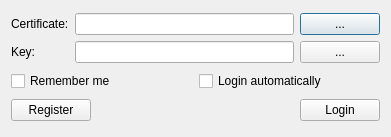
Qt form src/login_dialog.ui (avplayer/avim) before a commit.
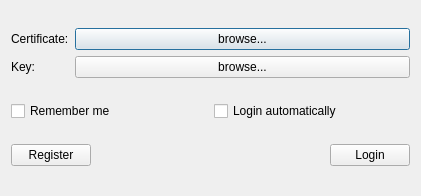
The same form after that commit.

```diff
--- a/src/login_dialog.ui
+++ b/src/login_dialog.ui
@@ -9,10 +9,16 @@
    <rect>
     <x>0</x>
     <y>0</y>
-    <width>391</width>
-    <height>137</height>
+    <width>421</width>
+    <height>196</height>
    </rect>
   </property>
+  <property name="minimumSize">
+   <size>
+    <width>1</width>
+    <height>1</height>
+   </size>
+  </property>
   <property name="windowTitle">
    <string>Login</string>
   </property>
@@ -22,15 +28,27 @@
   <layout class="QVBoxLayout" name="verticalLayout">
    <item>
     <layout class="QGridLayout" name="gridLayout">
-     <item row="0" column="2">
-      <widget class="QPushButton" name="browse_cert_button">
+     <item row="0" column="1">
+      <widget class="QPushButton" name="cert_path">
+       <property name="sizePolicy">
+        <sizepolicy hsizetype="Expanding" vsizetype="Fixed">
+         <horstretch>0</horstretch>
+         <verstretch>0</verstretch>
+        </sizepolicy>
+       </property>
        <property name="text">
-        <string>...</string>
+        <string>browse...</string>
        </property>
       </widget>
      </item>
      <item row="1" column="0">
       <widget class="QLabel" name="label_2">
+       <property name="sizePolicy">
+        <sizepolicy hsizetype="Minimum" vsizetype="Preferred">
+         <horstretch>0</horstretch>
+         <verstretch>0</verstretch>
+        </sizepolicy>
+       </property>
        <property name="text">
         <string>Key:</string>
        </property>
@@ -40,30 +58,29 @@
       </widget>
      </item>
      <item row="1" column="1">
-      <widget class="QLineEdit" name="key_path"/>
-     </item>
-     <item row="1" column="2">
-      <widget class="QPushButton" name="browse_key_button">
+      <widget class="QPushButton" name="key_path">
+       <property name="sizePolicy">
+        <sizepolicy hsizetype="Expanding" vsizetype="Fixed">
+         <horstretch>0</horstretch>
+         <verstretch>0</verstretch>
+        </sizepolicy>
+       </property>
        <property name="text">
-        <string>...</string>
+        <string>browse...</string>
        </property>
       </widget>
      </item>
      <item row="0" column="0">
       <widget class="QLabel" name="label">
+       <property name="sizePolicy">
+        <sizepolicy hsizetype="Minimum" vsizetype="Preferred">
+         <horstretch>0</horstretch>
+         <verstretch>0</verstretch>
+        </sizepolicy>
+       </property>
        <property name="text">
         <string>Certificate:</string>
        </property>
-       <property name="buddy">
-        <cstring>cert_path</cstring>
-       </property>
-      </widget>
-     </item>
-     <item row="0" column="1">
-      <widget class="QLineEdit" name="cert_path">
-       <property name="text">
-        <string/>
-       </property>
       </widget>
      </item>
     </layout>
```
Left out of the diff: 5 changed lines with no effect on the pictures.
